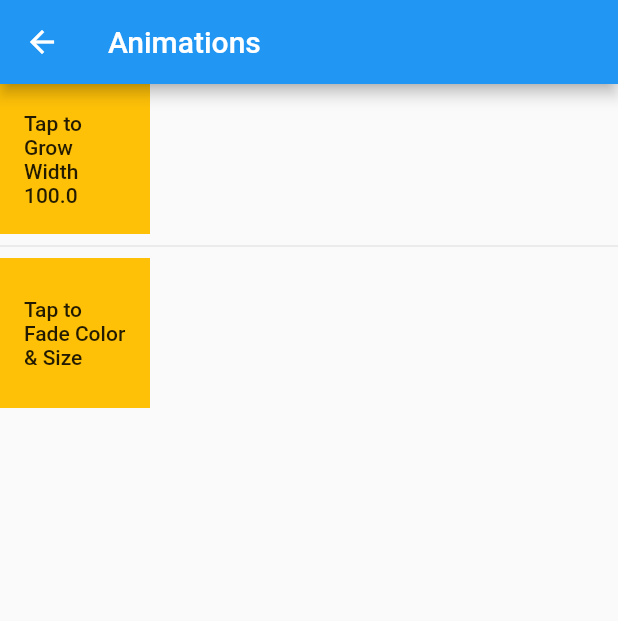
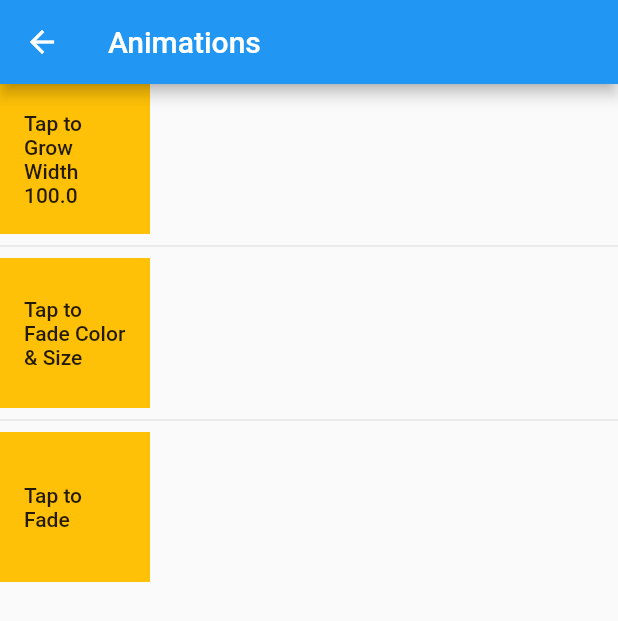
Before and after one commit to ftdevelopper/fluttertest, a Flutter app: the EigthPage screen opened by its route, on a phone screen of 412 x 824 dp. Shown: the top 621 px of the screen. Run offline on Flutter 3.47's test engine with Material 2 defaults, Android fonts, the phone set to English and light mode, and no system bars.

Commit message:
Add animated_opacity.dart

```diff
--- a/lib/pages/eight_page.dart
+++ b/lib/pages/eight_page.dart
@@ -1,6 +1,7 @@
 import 'package:flutter/material.dart';
 import 'package:proyect_first/widgets/animated_container.dart';
 import 'package:proyect_first/widgets/animated_cross_fade.dart';
+import 'package:proyect_first/widgets/animated_opacity.dart';
 
 class EigthPage extends StatefulWidget {
   EigthPage({Key? key}) : super(key: key);
@@ -22,6 +23,8 @@
              AnimatedContainerWidget(),
              Divider(),
              AnimatedCrossFadeWidget(),
+             Divider(),
+             AnimatedOpacityWidget(),
            ],
         ),
       ),
--- a/lib/widgets/animated_container.dart
+++ b/lib/widgets/animated_container.dart
@@ -1,3 +1,4 @@
+// ignore_for_file: deprecated_member_use
 import 'package:flutter/material.dart';
 
 class AnimatedContainerWidget extends StatefulWidget {
--- /dev/null
+++ b/lib/widgets/animated_opacity.dart
@@ -0,0 +1,41 @@
+// ignore_for_file: deprecated_member_use
+import 'package:flutter/material.dart';
+
+class AnimatedOpacityWidget extends StatefulWidget {
+  AnimatedOpacityWidget({Key? key}) : super(key: key);
+
+  @override
+  _AnimatedOpacityWidgetState createState() => _AnimatedOpacityWidgetState();
+}
+
+class _AnimatedOpacityWidgetState extends State<AnimatedOpacityWidget> {
+  double _opacity = 1.0;
+
+  void _animatedOpacity(){
+    setState((){
+      _opacity = _opacity == 1.0 ? 0.3 : 1.0;
+    });
+  }
+  @override
+  Widget build(BuildContext context) {
+    return Row(
+       children: <Widget>[
+         AnimatedOpacity(
+           duration: Duration(milliseconds: 500),
+           opacity: _opacity,
+           child: Container(
+             color: Colors. amber,
+             height: 100.0,
+             width:  100.0,
+             child: FlatButton(
+               child: Text('Tap to Fade'),
+               onPressed: (){
+                 _animatedOpacity();
+               },
+             ),
+           ),
+         ),
+       ],
+    );
+  }
+}
```
